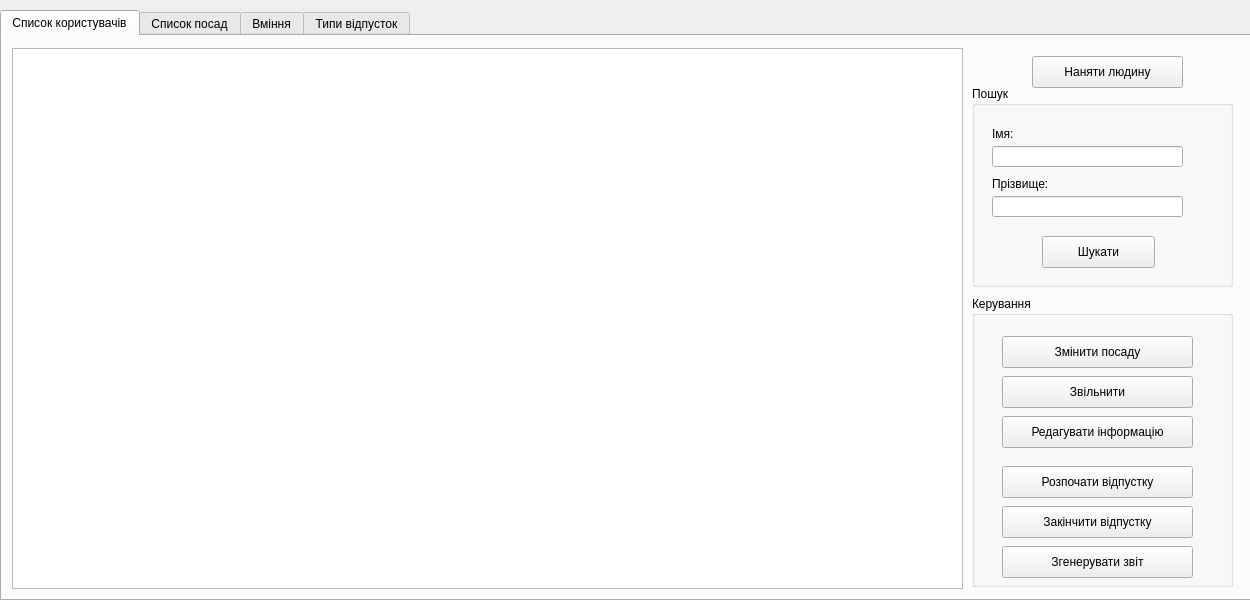
The window that mainwindow.ui (chepiga1995/db_project) describes before a commit, drawn with Qt 5.
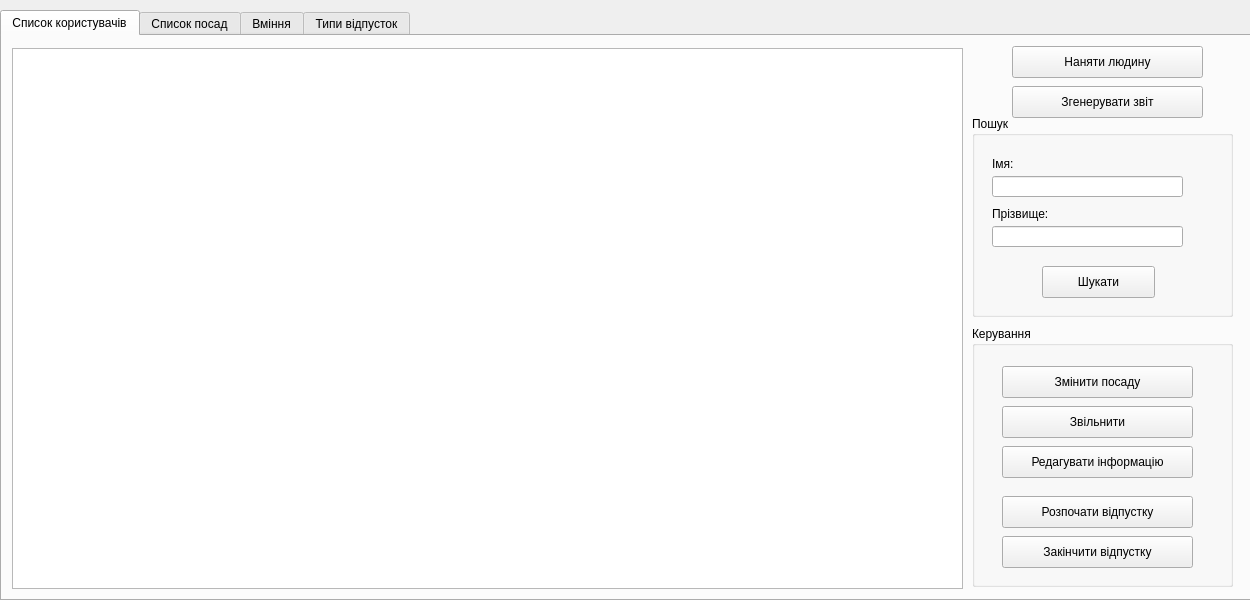
The same window after the commit.

The edit to the form file:
```diff
--- a/mainwindow.ui
+++ b/mainwindow.ui
@@ -93,13 +93,19 @@
       <property name="sortingEnabled">
        <bool>true</bool>
       </property>
+      <attribute name="horizontalHeaderDefaultSectionSize">
+       <number>116</number>
+      </attribute>
+      <attribute name="horizontalHeaderStretchLastSection">
+       <bool>true</bool>
+      </attribute>
      </widget>
      <widget class="QPushButton" name="addPerson">
       <property name="geometry">
        <rect>
-        <x>1030</x>
-        <y>20</y>
-        <width>151</width>
+        <x>1010</x>
+        <y>10</y>
+        <width>191</width>
         <height>32</height>
        </rect>
       </property>
@@ -111,7 +117,7 @@
       <property name="geometry">
        <rect>
         <x>970</x>
-        <y>50</y>
+        <y>80</y>
         <width>261</width>
         <height>201</height>
        </rect>
@@ -186,9 +192,9 @@
       <property name="geometry">
        <rect>
         <x>970</x>
-        <y>260</y>
+        <y>290</y>
         <width>261</width>
-        <height>291</height>
+        <height>261</height>
        </rect>
       </property>
       <property name="title">
@@ -259,11 +265,12 @@
         <string>Розпочати відпустку</string>
        </property>
       </widget>
+     </widget>
       <widget class="QPushButton" name="personGenerateReport">
        <property name="geometry">
         <rect>
-         <x>30</x>
-         <y>250</y>
+        <x>1010</x>
+        <y>50</y>
          <width>191</width>
          <height>32</height>
         </rect>
@@ -271,7 +278,6 @@
        <property name="text">
         <string>Згенерувати звіт</string>
        </property>
-      </widget>
      </widget>
     </widget>
     <widget class="QWidget" name="add_post">
```
Lines whose indentation alone changed are shown as unchanged.
